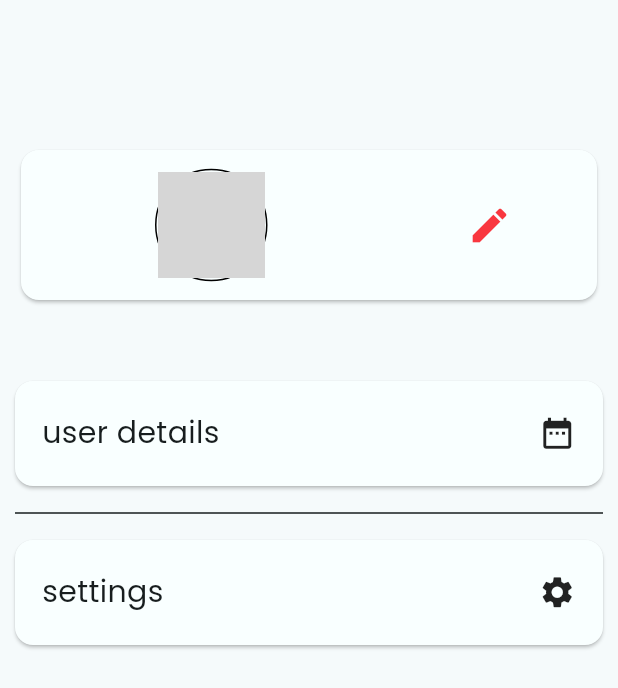
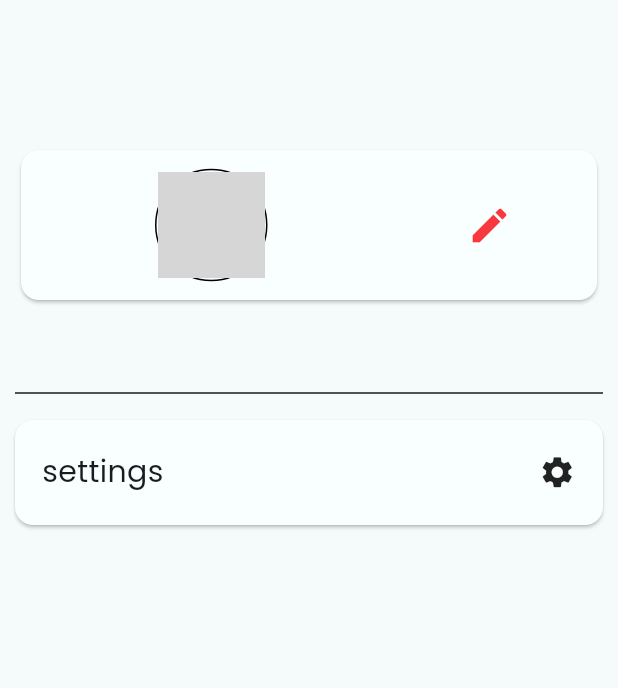
Before and after one commit to NimanthaSupun/healthcare, a Flutter app: the ProfilePage screen opened by its route, on a phone screen of 412 x 824 dp. Shown: the top 688 px of the screen. Run offline on Flutter 3.47's test engine with Material 3 defaults, Android fonts, the phone set to English and light mode, and no system bars; our stand-ins replace animate_do, cloud_firestore, firebase_auth, firebase_core, firebase_messaging, firebase_storage and 8 more; accounts and stored records are empty; network calls fail; grey boxes are pictures that could not be loaded.

Commit message:
Remove unused CustomProfileCard from ProfilePage for cleaner implementation

```diff
--- a/lib/pages/main_screens/profile_page.dart
+++ b/lib/pages/main_screens/profile_page.dart
@@ -179,11 +179,6 @@ class _ProfilePageState extends State<ProfilePage> {
                 SizedBox(
                   height: 40,
                 ),
-                CustomProfileCard(
-                  onTap: () {},
-                  icon: Icons.date_range,
-                  titile: "user details",
-                ),
                 Divider(),
                 SizedBox(
                   height: 10,
```
